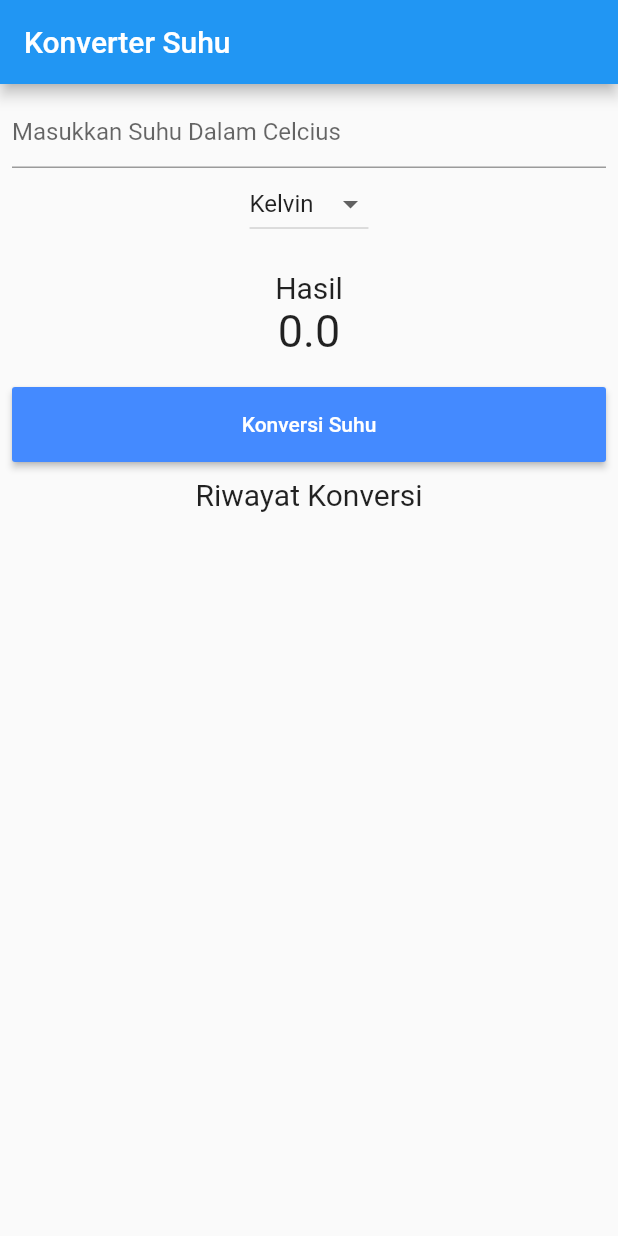
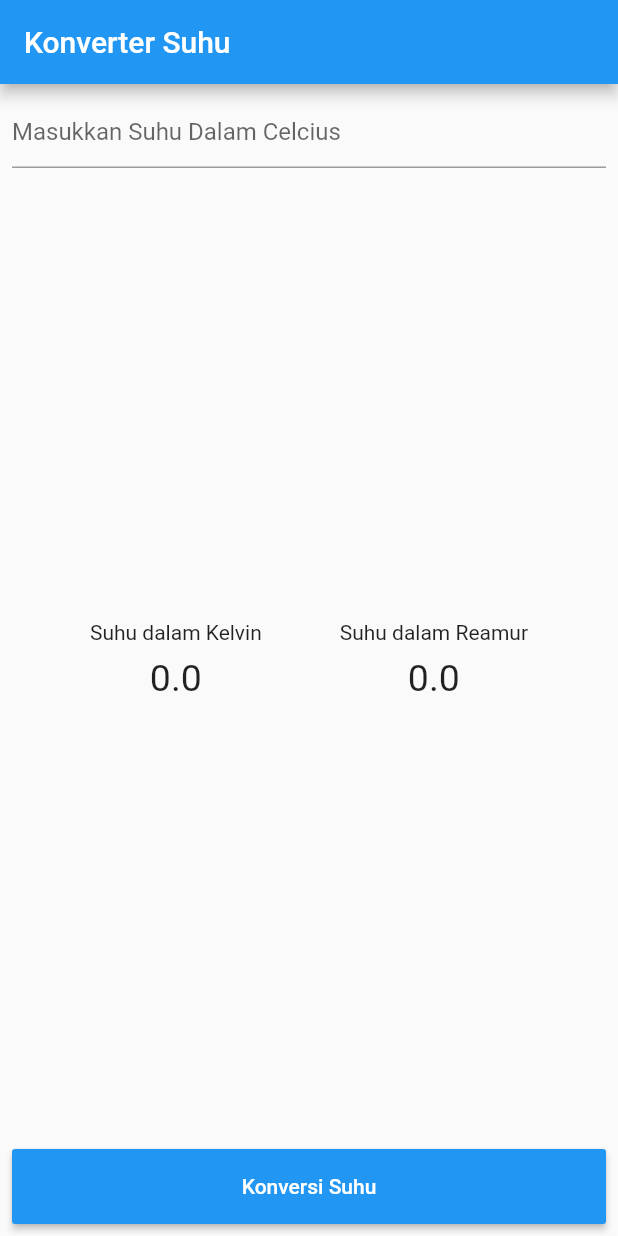
Before and after one commit to detafebbyariesta/jobsheet3, a Flutter app: the screen it shows after launch, after a tap on "Konversi Suhu", on a phone screen of 412 x 824 dp. Run offline on Flutter 3.47's test engine with Material 2 defaults, Android fonts, the phone set to English and light mode, and no system bars.

Commit message:
tugas jobsheet3

```diff
--- a/lib/Convert.dart
+++ b/lib/Convert.dart
@@ -1,11 +1,12 @@
 import 'package:flutter/material.dart';
 
+//Berisi button dan reference ke function yang digunakan untuk
+//melakukan setState().
+
 class Convert extends StatelessWidget {
-  const Convert({
-    Key key, @required this.convertHandler,
-  }) : super(key: key);
 
-  final Function convertHandler;
+  final Function konvertHandler;
+  Convert({Key key, @required this.konvertHandler});
 
   @override
   Widget build(BuildContext context) {
@@ -14,7 +15,7 @@ class Convert extends StatelessWidget {
       height: 50,
       // ignore: deprecated_member_use
       child: RaisedButton(
-        onPressed: convertHandler,
+        onPressed: konvertHandler,
         color: Colors.blueAccent,
         textColor: Colors.white,
         child: Text("Konversi Suhu"),
--- a/lib/Input.dart
+++ b/lib/Input.dart
@@ -1,25 +1,24 @@
 import 'package:flutter/material.dart';
 import 'package:flutter/services.dart';
 
+//Berisi widget hasil konversi yang memiliki variabel nama dan hasil.
+
 class Input extends StatelessWidget {
+
   const Input({
     Key key,
-    @required this.inputController,
+    @required this.etInput,
   }) : super(key: key);
 
-  final TextEditingController inputController;
+  final TextEditingController etInput;
 
   @override
   Widget build(BuildContext context) {
     return TextFormField(
-      controller: inputController,
-      decoration:
-      InputDecoration(
-      hintText: 'Masukkan Suhu Dalam Celcius'),
-       inputFormatters: <TextInputFormatter>[
-         FilteringTextInputFormatter.allow(RegExp(r'[0-9+\.]'))
-       ],
-      keyboardType: TextInputType.numberWithOptions(
-        decimal: true, signed: false));
+      decoration: InputDecoration(hintText: "Masukkan Suhu Dalam Celcius"),
+      inputFormatters: [FilteringTextInputFormatter.digitsOnly],
+      controller: etInput,
+      keyboardType: TextInputType.number,
+    );
   }
 }
--- a/lib/Result.dart
+++ b/lib/Result.dart
@@ -1,29 +1,42 @@
 import 'package:flutter/material.dart';
 
 class Result extends StatelessWidget {
+
   const Result({
     Key key,
-    @required this.result,
-  }) : super(key: key);
-  final double result;
+    double kelvin,
+    double reamur,
+  }) : _kelvin = kelvin,
+       _reamur = reamur,
+       super(key: key);
+
+  final double _kelvin;
+  final double _reamur;
+
   @override
   Widget build(BuildContext context) {
-    return Container(
-      margin: EdgeInsets.only(top: 20, bottom: 20),
-      child: Column(
-        mainAxisAlignment: MainAxisAlignment.center,
-        children: [
-          Text(
-            "Hasil",
-            style: TextStyle(fontSize: 20),
+    return Expanded(
+      child: Row(
+        mainAxisAlignment: MainAxisAlignment.spaceEvenly,
+        children: <Widget>[
+          Column(
+            mainAxisAlignment: MainAxisAlignment.center,
+            children: <Widget> [
+              Text('Suhu dalam Kelvin',
+              style: TextStyle(height: 1.5)),
+              Text('$_kelvin', style: TextStyle(height: 5, fontSize: 20)),
+            ],
           ),
-          Text(
-            result.toStringAsFixed(1),
-            style: TextStyle(fontSize: 30),
-          )
-        ],
-      ),
+
+          Column(
+            mainAxisAlignment: MainAxisAlignment.center,
+            children: <Widget> [
+              Text('Suhu dalam Reamur', style: TextStyle(height: 1.5)),
+              Text('$_reamur', style: TextStyle(height: 5, fontSize: 20)),
+            ],
+          ),
+        ]
+      )
     );
-// );
   }
 }
--- a/lib/Riwayat.dart
+++ /dev/null
@@ -1,23 +0,0 @@
-import 'package:flutter/material.dart';
-
-class Riwayat extends StatelessWidget {
-  const Riwayat({
-    Key key,
-    @required this.listViewItem,
-  }) : super(key: key);
-
-  final List<String> listViewItem;
-
-  @override
-  Widget build(BuildContext context) {
-    return ListView(
-        children: listViewItem.map((String value) {
-      return Container(
-          margin: EdgeInsets.all(10),
-          child: Text(
-            value,
-            style: TextStyle(fontSize: 15),
-          ));
-    }).toList());
-  }
-}
--- a/lib/main.dart
+++ b/lib/main.dart
@@ -1,8 +1,8 @@
 import 'package:flutter/material.dart';
-import 'Input.dart';
-import 'Convert.dart';
-import 'Result.dart';
-import 'Riwayat.dart';
+import 'package:flutter/services.dart';
+import 'convert.dart';
+import 'input.dart';
+import 'result.dart';
 
 void main() {
   runApp(MyApp());
@@ -15,23 +15,18 @@ class MyApp extends StatefulWidget {
 
 class _MyAppState extends State<MyApp> {
   //controller
-  List<String> listViewItem = List<String>();
-  String _newValue = "Kelvin";
-  double _result = 0;
+  TextEditingController etInput = new TextEditingController();
+
+  //variabel berubah
   double _inputUser = 0;
   double _kelvin = 0;
   double _reamur = 0;
-  TextEditingController inputController = new TextEditingController();
-  var listItem = ["Kelvin", "Reamur"];
 
-  void perhitunganSuhu() {
+  void _konversiSuhu(){
     setState(() {
-      _inputUser = double.parse(inputController.text);
-      if (_newValue == "Kelvin")
-        _result = _inputUser + 273;
-      else
-        _result = (4 / 5) * _inputUser;
-      listViewItem.add("$_newValue : $_result");
+      _inputUser = double.parse(etInput.text);
+      _kelvin = _inputUser + 273;
+      _reamur = _inputUser * (4/5);
     });
   }
 
@@ -52,39 +47,58 @@ class _MyAppState extends State<MyApp> {
             margin: EdgeInsets.all(8),
             child: Column(
               children: [
-                Input(inputController: inputController),
-                DropdownButton<String>(
-                  items: listItem.map((String value) {
-                    return DropdownMenuItem<String>(
-                      value: value,
-                      child: Text(value),
-                    );
-                  }).toList(),
-                  value: _newValue,
-                  onChanged: (String changeValue) {
-                    setState(() {
-                      _newValue = changeValue;
-                      perhitunganSuhu();
-                    });
-                  },
+                TextFormField(
+                  decoration: InputDecoration(hintText: "Masukkan Suhu Dalam Celcius"),
+                  inputFormatters: [FilteringTextInputFormatter.digitsOnly],
+                  controller: etInput,
+                  keyboardType: TextInputType.number,
                 ),
-                Result(result: _result),
-                Convert(
-                  convertHandler: perhitunganSuhu,
-                ),
-                Container(
-                  margin: EdgeInsets.only(top: 10, bottom: 10),
-                  child: Text(
-                    "Riwayat Konversi",
-                    style: TextStyle(fontSize: 20),
+
+                Expanded(
+                  child: Row (
+                    mainAxisAlignment: MainAxisAlignment.spaceEvenly,
+                    children: <Widget> [
+                      Column(
+                        mainAxisAlignment: MainAxisAlignment.center,
+                        children: <Widget> [
+                          Text('Suhu dalam Kelvin',
+                          style: TextStyle(height: 1.5)
+                          ),
+                          Text('$_kelvin', style: TextStyle(height: 1.5, fontSize:25),),
+                        ],
+                      ),
+
+                      Column(
+                        mainAxisAlignment: MainAxisAlignment.center,
+                        children: <Widget> [
+                          Text('Suhu dalam Reamur',
+                          style: TextStyle(height: 1.5)
+                          ),
+                          Text('$_reamur', style: TextStyle(height: 1.5, fontSize:25),),
+                        ],
+                      ),
+                    ],
                   ),
                 ),
-                Expanded(
-                  child: Riwayat(listViewItem: listViewItem),
+
+                SizedBox(
+                  width: 420,
+                  height: 50,
+                  child: (
+                    // ignore: deprecated_member_use
+                    RaisedButton(
+                      onPressed: _konversiSuhu,
+                      color: Colors.blue,
+                      hoverColor: Colors.blueGrey,
+                      textColor: Colors.white,
+                      child: const Text('Konversi Suhu'),
+                    )
+                  ),
                 ),
               ],
             ),
           ),
-        ));
+        )
+      );
   }
 }
```
